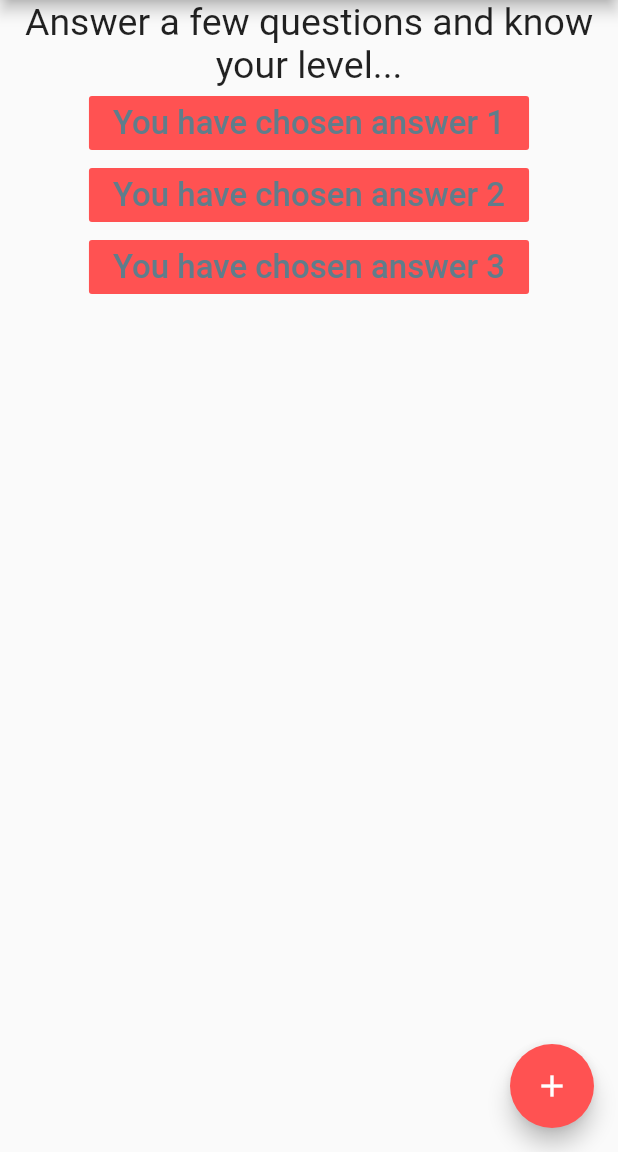
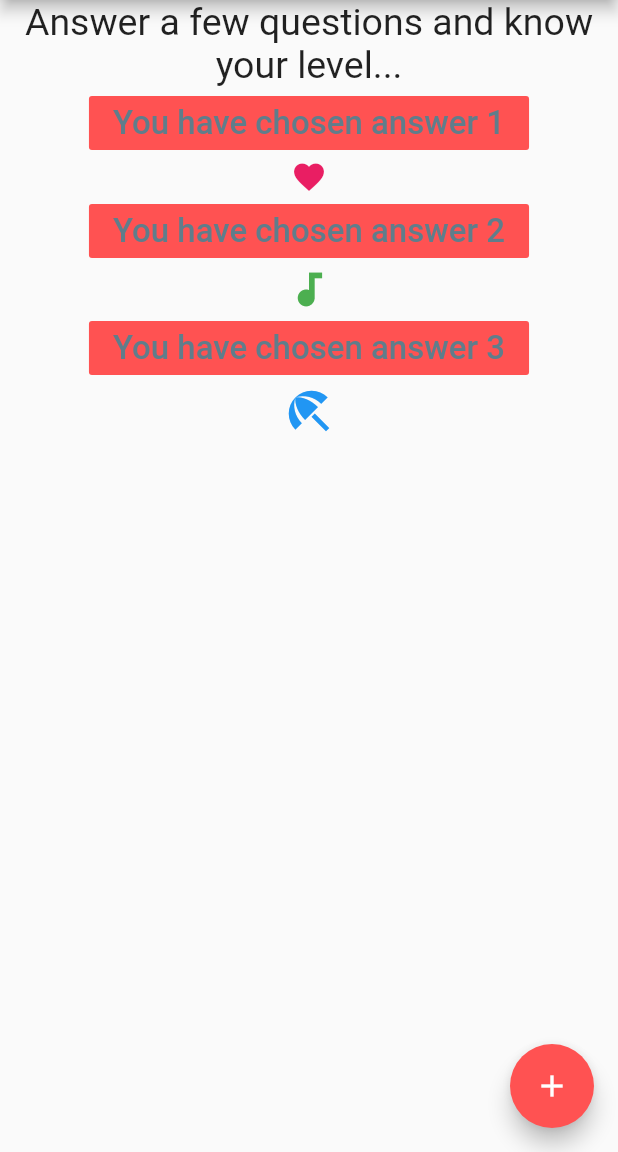
Before and after one commit to channthoeun/flutter-beginner-to-pro-my_first_flutter_app, a Flutter app: the MyStatelessScaffoldWidget screen opened directly, on a phone screen of 412 x 824 dp, the part 84-1236 px from its top. Run offline on Flutter 3.47's test engine with Material 2 defaults, Android fonts, the phone set to English and light mode, and no system bars.

Commit message:
Added more icons

```diff
--- a/lib/my_stateless_scaffold.dart
+++ b/lib/my_stateless_scaffold.dart
@@ -109,6 +109,12 @@ class MyStatelessScaffoldWidget extends StatelessWidget {
               ),
             ),
           ),
+          Icon(
+            Icons.favorite,
+            color: Colors.pink,
+            size: 24.0,
+            semanticLabel: 'Text to announce in accessibility modes',
+          ),
           RaisedButton(
             disabledColor: Colors.redAccent,
             onPressed: null,
@@ -119,6 +125,11 @@ class MyStatelessScaffoldWidget extends StatelessWidget {
                 color: Colors.blueGrey,
               ),
             ),
+          ),
+          Icon(
+            Icons.audiotrack,
+            color: Colors.green,
+            size: 30.0,
           ),
           RaisedButton(
             disabledColor: Colors.redAccent,
@@ -131,6 +142,11 @@ class MyStatelessScaffoldWidget extends StatelessWidget {
               ),
             ),
           ),
+          Icon(
+            Icons.beach_access,
+            color: Colors.blue,
+            size: 36.0,
+          ),
         ],
       ),
       floatingActionButton: const FloatingActionButton(
```
